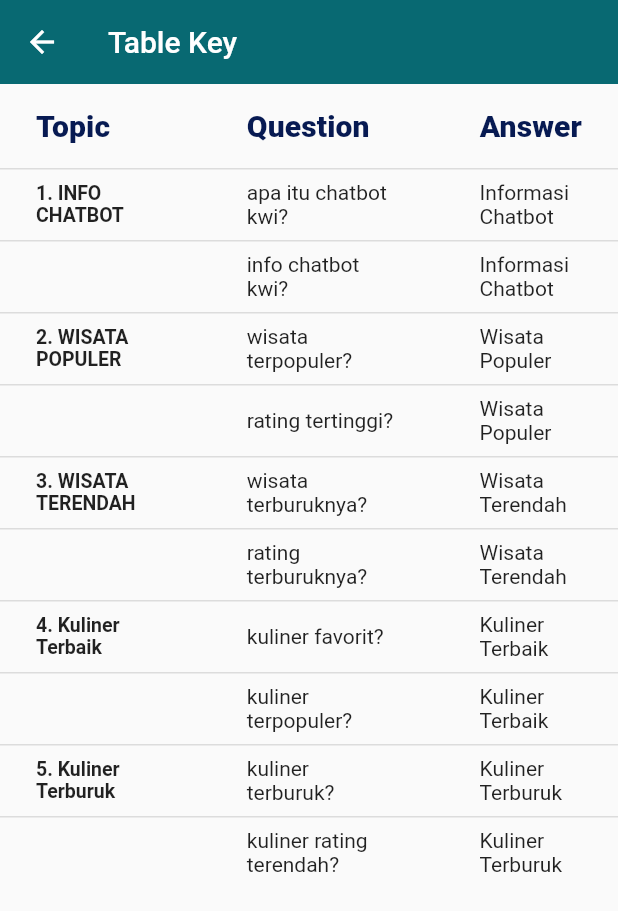
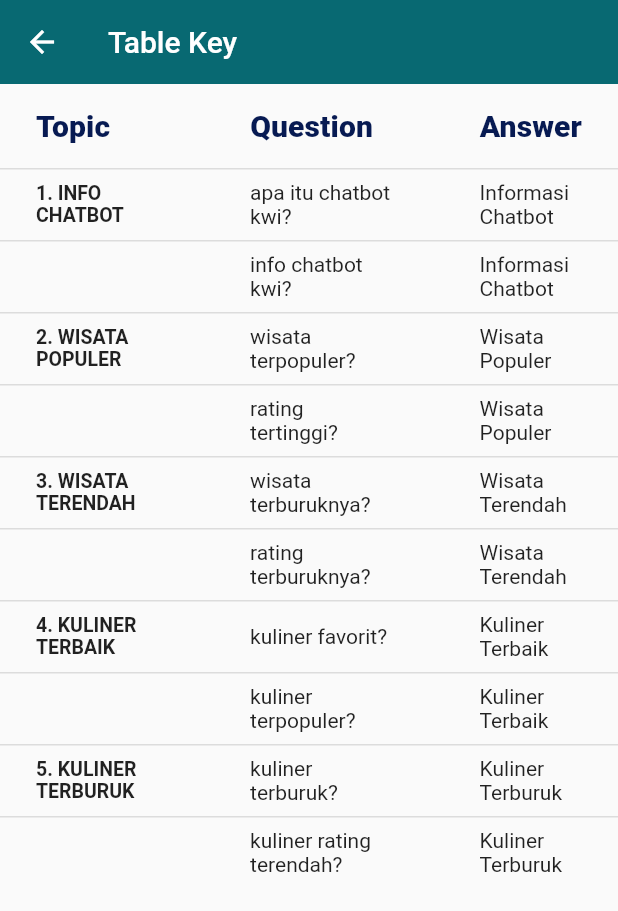
Before and after one commit to luthfiirsya33/capstone-project, a Flutter app: the TableChatBotKey screen opened by its route, on a phone screen of 412 x 824 dp. Shown: the top 911 px of the screen. Run offline on Flutter 3.47's test engine with Material 2 defaults, Android fonts, the phone set to English and light mode, and no system bars; our stand-ins replace bubble, cloud_firestore, firebase_auth, firebase_core, firebase_storage, fluttertoast and 5 more; missing offline and left inert: dialogflow_flutter; accounts and stored records are empty; network calls fail.

```diff
--- a/lib/presentation/pages/home/tablekey.dart
+++ b/lib/presentation/pages/home/tablekey.dart
@@ -92,7 +92,7 @@ class TableChatBotKey extends StatelessWidget {
               DataCell(Text('Wisata Terendah')),
             ]),
             DataRow(cells: [
-              DataCell(Text('4. Kuliner Terbaik',
+              DataCell(Text('4. KULINER TERBAIK',
                   style: TextStyle(fontSize: 13, fontWeight: FontWeight.bold))),
               DataCell(Text('kuliner favorit?')),
               DataCell(Text('Kuliner Terbaik')),
@@ -106,7 +106,7 @@ class TableChatBotKey extends StatelessWidget {
               DataCell(Text('Kuliner Terbaik')),
             ]),
              DataRow(cells: [
-              DataCell(Text('5. Kuliner Terburuk',
+              DataCell(Text('5. KULINER TERBURUK',
                   style: TextStyle(fontSize: 13, fontWeight: FontWeight.bold))),
               DataCell(Text('kuliner terburuk?')),
               DataCell(Text('Kuliner Terburuk')),
```
